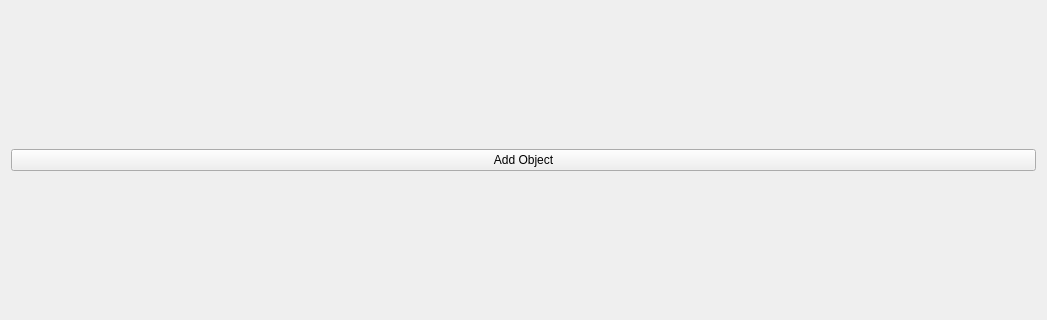
This is mainwindow.ui in FredrikEik/Game_Engine_Architecture as Qt 5 draws it before an edit; both pictures show x 0 to 1047 and y 231 to 551 of the 1047 by 788 pixel window. The edited form follows.
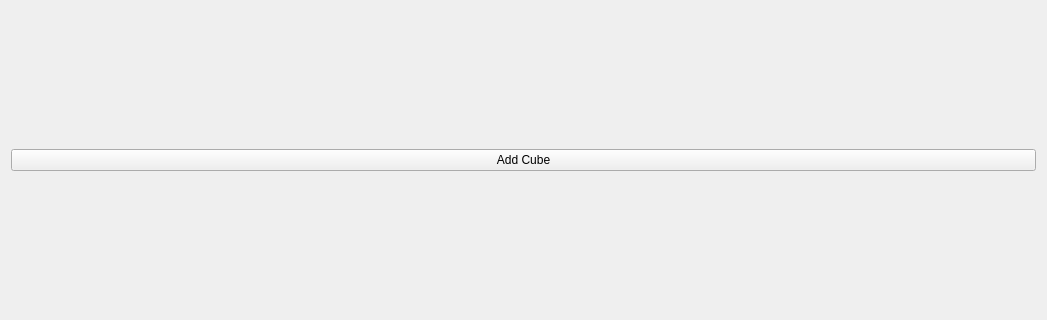
This is the edited form.

Commit message: Add object renamed to add cube

Patch:
```diff
--- a/mainwindow.ui
+++ b/mainwindow.ui
@@ -28,7 +28,7 @@
     <item>
      <widget class="QPushButton" name="addObject">
       <property name="text">
-       <string>Add Object</string>
+       <string>Add Cube</string>
       </property>
      </widget>
     </item>
```
Left out of the diff: 2 changed lines with no effect on the pictures. The commit also changes 2 other files.
